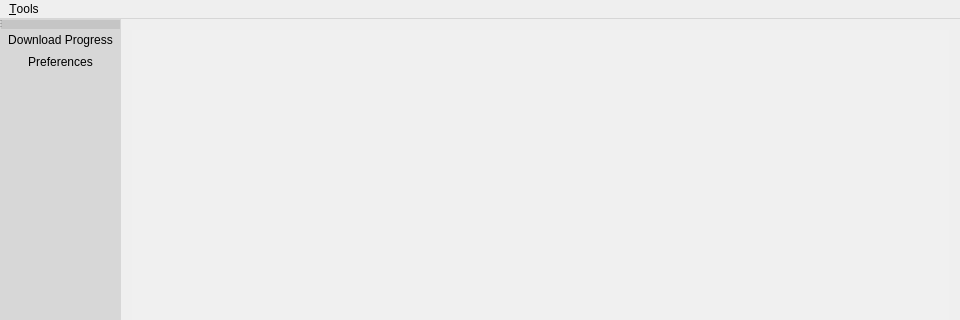
The window that Kaminec/UI/kamineclauncher.ui (kaniol-lck/Kaminec) describes before a commit, drawn with Qt 5; both pictures show x 0 to 960 and y 0 to 320 of the 960 by 540 pixel window.
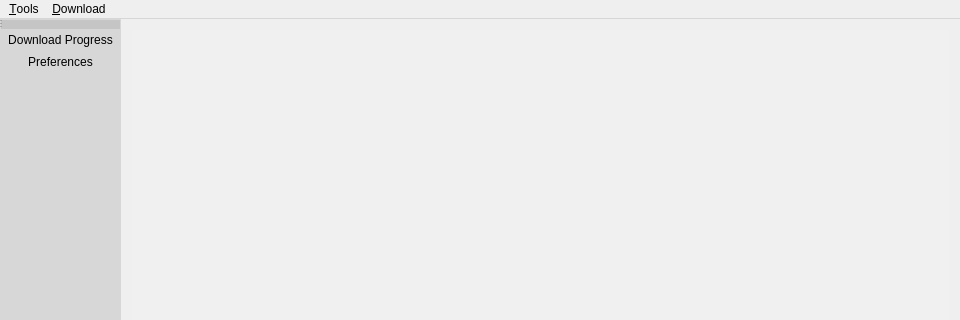
The same window after the commit.

Commit message: start the refactory of DownloadKit.

What changed in the file:
```diff
--- a/Kaminec/UI/kamineclauncher.ui
+++ b/Kaminec/UI/kamineclauncher.ui
@@ -126,7 +126,14 @@
     <addaction name="separator"/>
     <addaction name="action_preferences"/>
    </widget>
+   <widget class="QMenu" name="menu_Download">
+    <property name="title">
+     <string>&amp;Download</string>
+    </property>
+    <addaction name="actionDownload_Game"/>
+   </widget>
    <addaction name="menu_Tools"/>
+   <addaction name="menu_Download"/>
   </widget>
   <widget class="QToolBar" name="mainToolBar">
    <property name="enabled">
```
Left out of the diff: 5 changed lines with no effect on the pictures. The commit also changes 27 other files.
